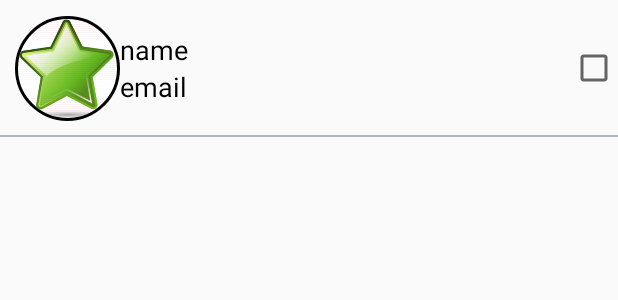
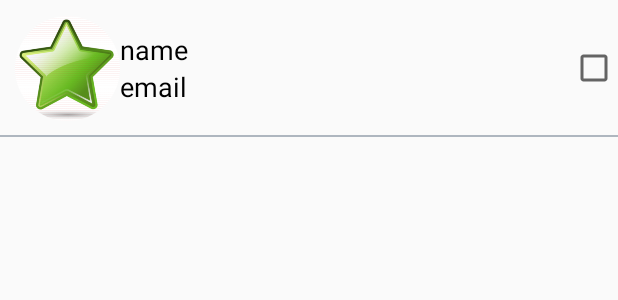
Before and after one commit to HHNWZ/Sport, an Android app: the layout cardview_row.xml on its own in the app's theme, with its tools: preview values and no code run, on a phone screen of 412 x 824 dp. Shown: the top 300 px of the screen. Run offline under Robolectric (Android 15) with nearby library versions, the phone set to English and light mode, and no system bars; network calls fail.

```diff
--- a/app/src/main/res/layout/cardview_row.xml
+++ b/app/src/main/res/layout/cardview_row.xml
@@ -11,8 +11,9 @@
         android:layout_width="match_parent"
         android:layout_height="wrap_content"
         android:layout_centerVertical="true">
+
         <de.hdodenhof.circleimageview.CircleImageView
-            xmlns:app="http://schemas.android.com/apk/res-auto"
+            xmlns:app="http://schemas.android.com/apk/lib-auto"
             android:id="@+id/list_avatar"
             android:layout_width="70dp"
             android:layout_height="70dp"
```
